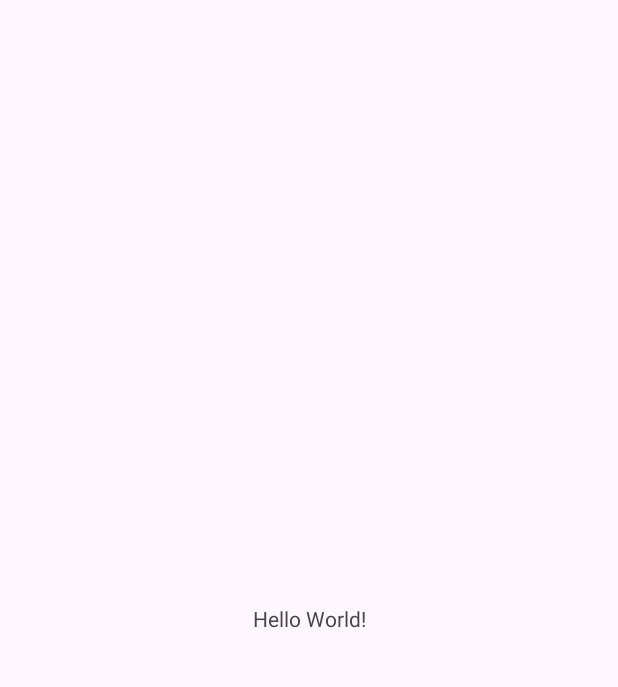
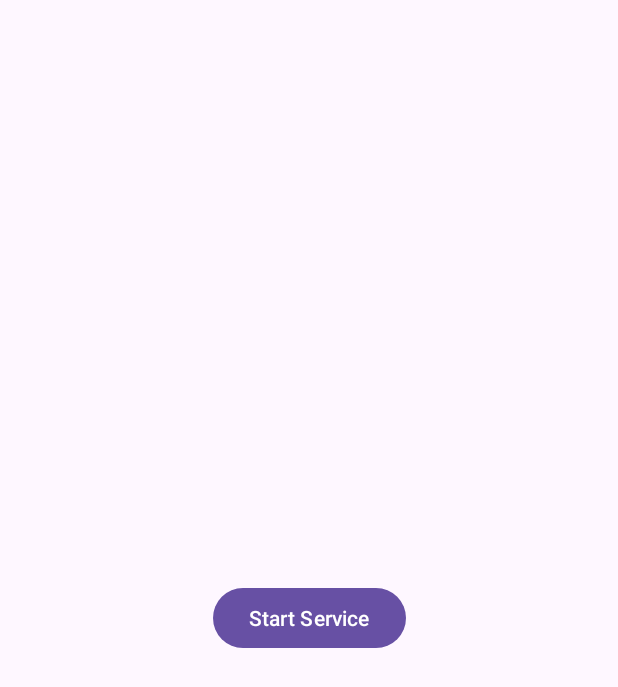
Before and after one commit to aroranubhav/SimpleBoundService, an Android app: the screen it shows after launch (MainActivity), on a phone screen of 412 x 824 dp. Before the commit the part shown is almost empty. Shown: the top 687 px of the screen. Run offline under Robolectric (Android 15) with nearby library versions, the phone set to English and light mode, and no system bars.

Commit message:
Update xml file

```diff
--- a/app/src/main/res/layout/activity_main.xml
+++ b/app/src/main/res/layout/activity_main.xml
@@ -7,10 +7,11 @@
     android:layout_height="match_parent"
     tools:context=".MainActivity">
 
-    <TextView
+    <Button
+        android:id="@+id/btnStart"
         android:layout_width="wrap_content"
         android:layout_height="wrap_content"
-        android:text="Hello World!"
+        android:text="@string/start_service"
         app:layout_constraintBottom_toBottomOf="parent"
         app:layout_constraintEnd_toEndOf="parent"
         app:layout_constraintStart_toStartOf="parent"
```
